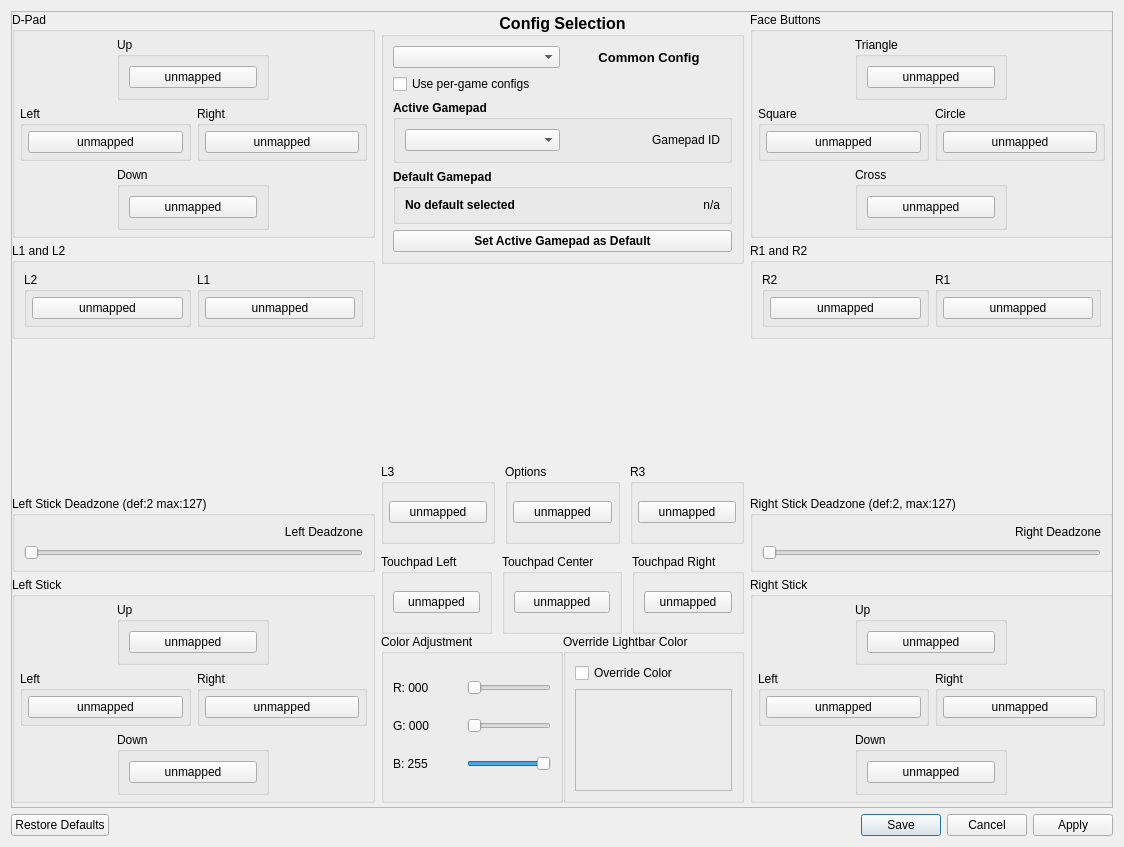
Qt form src/qt_gui/control_settings.ui (shadps4-emu/shadPS4) before a commit.
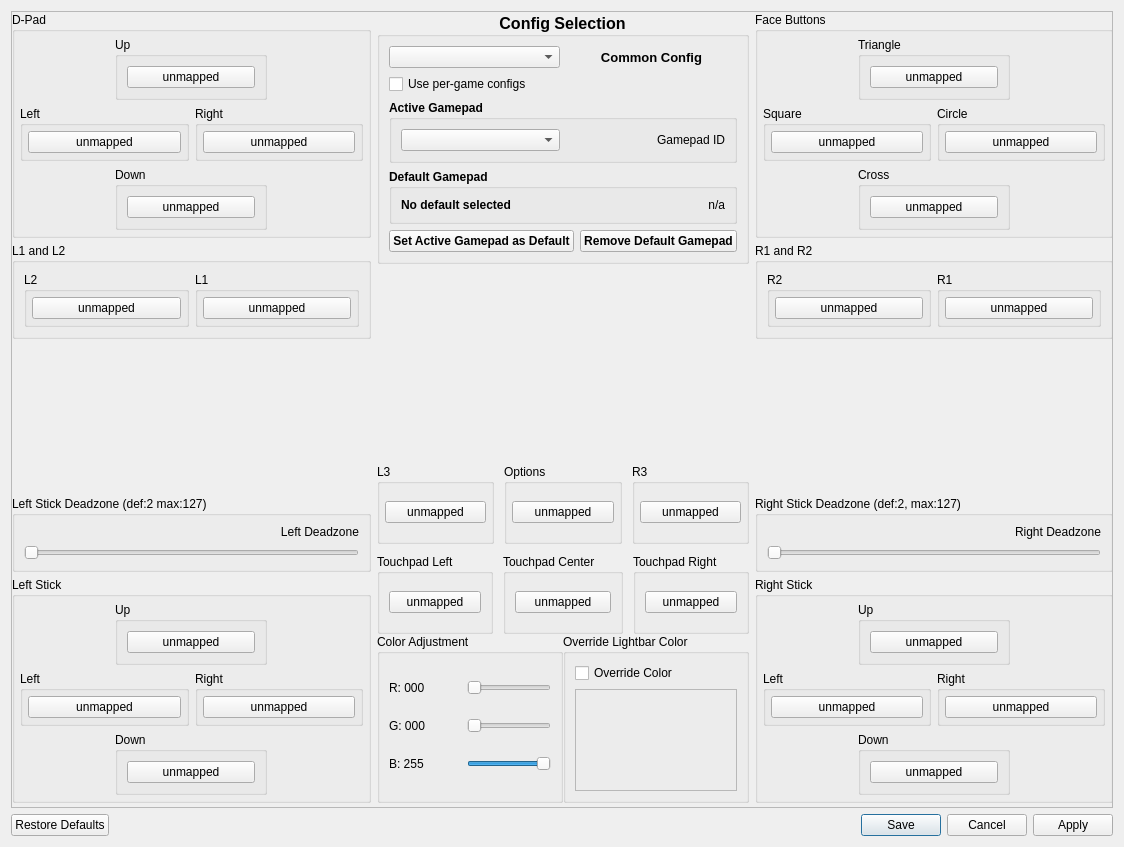
The same form after that commit. Icons and pictures are not drawn.

Commit message: Add remove default button

What changed in the file:
```diff
--- a/src/qt_gui/control_settings.ui
+++ b/src/qt_gui/control_settings.ui
@@ -746,6 +746,8 @@
               </widget>
              </item>
              <item>
+              <layout class="QHBoxLayout" name="horizontalLayout_19">
+               <item>
               <widget class="QPushButton" name="DefaultGamepadButton">
                <property name="font">
                 <font>
@@ -757,6 +759,21 @@
                 <string>Set Active Gamepad as Default</string>
                </property>
               </widget>
+               </item>
+               <item>
+                <widget class="QPushButton" name="RemoveDefaultGamepadButton">
+                 <property name="font">
+                  <font>
+                   <pointsize>9</pointsize>
+                   <bold>true</bold>
+                  </font>
+                 </property>
+                 <property name="text">
+                  <string>Remove Default Gamepad</string>
+                 </property>
+                </widget>
+               </item>
+              </layout>
              </item>
             </layout>
            </widget>
```
Lines whose indentation alone changed are shown as unchanged. The commit also changes 1 other file.
